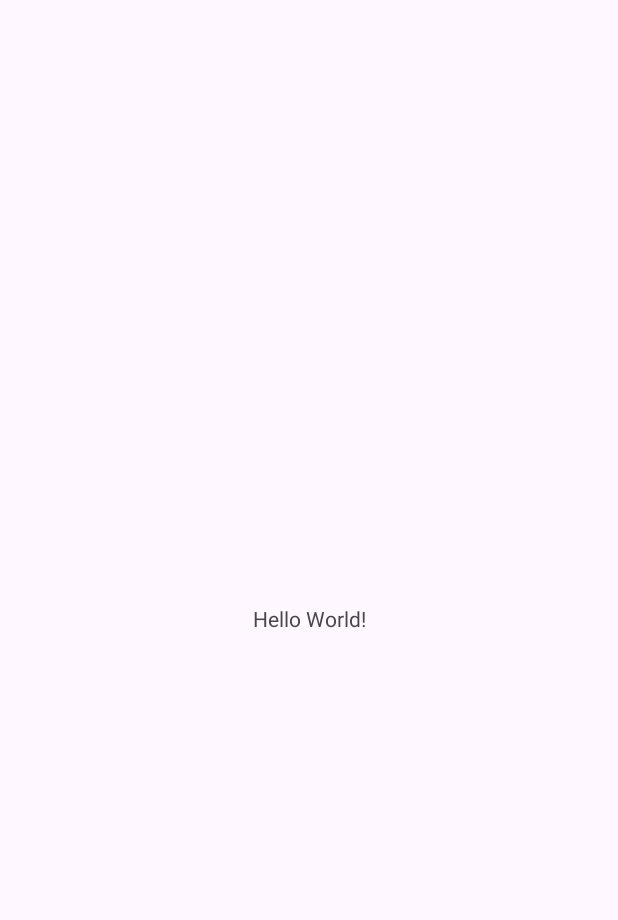
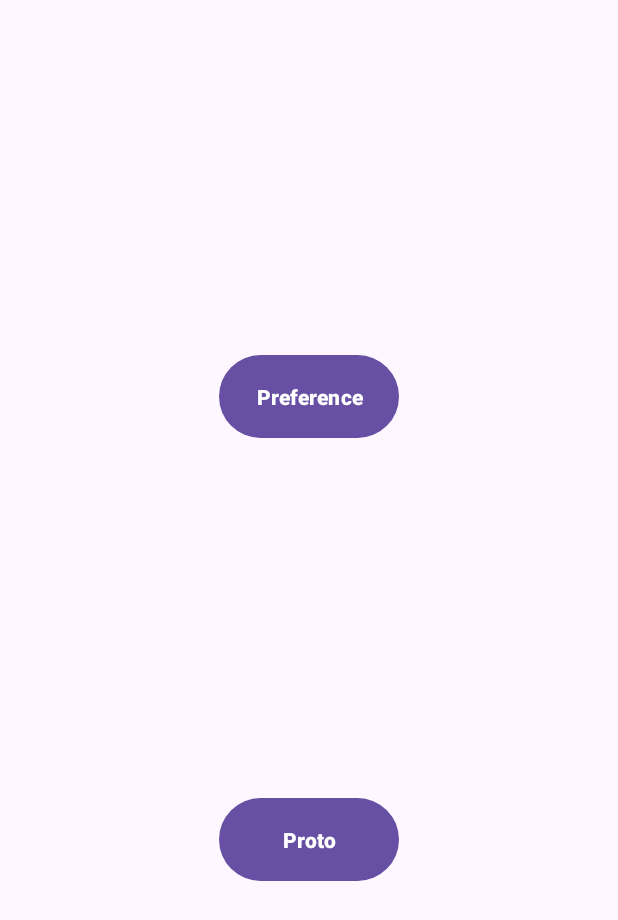
Before and after one commit to wo9374/StudyProject, an Android app: the screen it shows after launch (MainActivity), on a phone screen of 412 x 824 dp. Before the commit the part shown is almost empty. Shown: the top 920 px of the screen. Run offline under Robolectric (Android 15) with nearby library versions, the phone set to English and light mode, and no system bars.

Commit message:
feat: Preferences DataStore 추가

```diff
--- a/DataStore/app/src/main/AndroidManifest.xml
+++ b/DataStore/app/src/main/AndroidManifest.xml
@@ -13,6 +13,9 @@
         android:theme="@style/Theme.DataStore"
         tools:targetApi="31">
         <activity
+            android:name=".preferences.PreferencesActivity"
+            android:exported="false" />
+        <activity
             android:name=".MainActivity"
             android:exported="true">
             <intent-filter>
--- a/DataStore/app/src/main/java/com/ljb/datastore/MainActivity.kt
+++ b/DataStore/app/src/main/java/com/ljb/datastore/MainActivity.kt
@@ -1,11 +1,34 @@
 package com.ljb.datastore
 
+import android.content.Intent
+import android.os.Bundle
+import android.view.View
 import androidx.appcompat.app.AppCompatActivity
-import android.os.Bundle
+import com.ljb.datastore.databinding.ActivityMainBinding
+import com.ljb.datastore.preferences.PreferencesActivity
 
 class MainActivity : AppCompatActivity() {
+
+    private lateinit var binding: ActivityMainBinding
+
     override fun onCreate(savedInstanceState: Bundle?) {
         super.onCreate(savedInstanceState)
-        setContentView(R.layout.activity_main)
+        binding = ActivityMainBinding.inflate(layoutInflater)
+        setContentView(binding.root)
+
+        binding.btnPreference.setOnClickListener { onClickStartActivity(it) }
+    }
+
+    private fun onClickStartActivity(view: View) {
+        startActivity(
+            Intent(
+                applicationContext,
+                when (view.id) {
+                    binding.btnPreference.id -> PreferencesActivity::class.java
+                    binding.btnProto.id -> MainActivity::class.java
+                    else -> MainActivity::class.java
+                }
+            )
+        )
     }
 }
--- a/DataStore/app/src/main/res/layout/activity_main.xml
+++ b/DataStore/app/src/main/res/layout/activity_main.xml
@@ -1,18 +1,36 @@
 <?xml version="1.0" encoding="utf-8"?>
-<androidx.constraintlayout.widget.ConstraintLayout
-    xmlns:android="http://schemas.android.com/apk/res/android"
+<androidx.constraintlayout.widget.ConstraintLayout xmlns:android="http://schemas.android.com/apk/res/android"
+    xmlns:app="http://schemas.android.com/apk/res-auto"
     xmlns:tools="http://schemas.android.com/tools"
-    xmlns:app="http://schemas.android.com/apk/res-auto"
     android:layout_width="match_parent"
     android:layout_height="match_parent"
     tools:context=".MainActivity">
-    <TextView
-      android:layout_width="wrap_content"
-      android:layout_height="wrap_content"
-      android:text="Hello World!"
-      app:layout_constraintBottom_toBottomOf="parent"
-      app:layout_constraintStart_toStartOf="parent"
-      app:layout_constraintEnd_toEndOf="parent"
-      app:layout_constraintTop_toTopOf="parent" />
 
-  </androidx.constraintlayout.widget.ConstraintLayout>
+    <Button
+        android:id="@+id/btn_preference"
+        android:layout_width="120dp"
+        android:layout_height="wrap_content"
+        android:padding="18dp"
+        android:text="Preference"
+        android:textStyle="bold"
+        app:layout_constraintBottom_toTopOf="@+id/btn_proto"
+        app:layout_constraintEnd_toEndOf="parent"
+        app:layout_constraintHorizontal_bias="0.5"
+        app:layout_constraintStart_toStartOf="parent"
+        app:layout_constraintTop_toTopOf="parent"
+        app:layout_constraintVertical_chainStyle="spread" />
+
+    <Button
+        android:id="@+id/btn_proto"
+        android:layout_width="120dp"
+        android:layout_height="wrap_content"
+        android:padding="18dp"
+        android:text="Proto"
+        android:textStyle="bold"
+        app:layout_constraintBottom_toBottomOf="parent"
+        app:layout_constraintEnd_toEndOf="parent"
+        app:layout_constraintHorizontal_bias="0.5"
+        app:layout_constraintStart_toStartOf="parent"
+        app:layout_constraintTop_toBottomOf="@+id/btn_preference" />
+
+</androidx.constraintlayout.widget.ConstraintLayout>
```
Also changed, not shown: DataStore/app/src/main/java/com/ljb/datastore/preferences/PreferencesActivity.kt (added, +87 -0 lines), DataStore/app/src/main/java/com/ljb/datastore/preferences/UserManager.kt (added, +39 -0 lines), DataStore/app/src/main/res/layout/activity_preferences.xml (added, +107 -0 lines).
